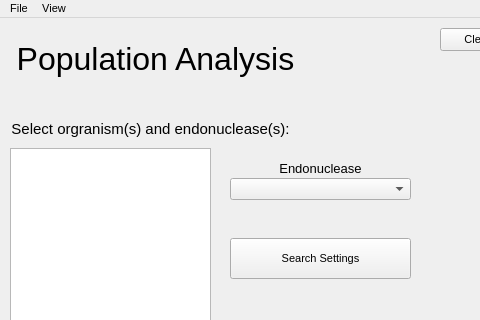
TrinhLab/CASPERapp, file populationanalysis.ui: the form before one commit; both pictures show x 0 to 480 and y 0 to 320 of the 1221 by 784 pixel window.
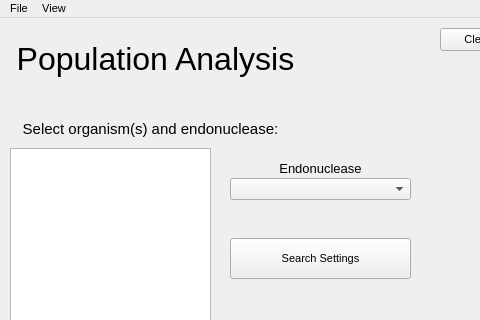
The form after the commit. Custom widgets are drawn as their Qt base class.

Commit message: fixing misspelled words in ui

The edit to the form file:
```diff
--- a/populationanalysis.ui
+++ b/populationanalysis.ui
@@ -57,7 +57,7 @@
      </font>
     </property>
     <property name="text">
-     <string>Select orgranism(s) and endonuclease(s):</string>
+     <string>Select organism(s) and endonuclease:</string>
     </property>
     <property name="alignment">
      <set>Qt::AlignCenter</set>
```
